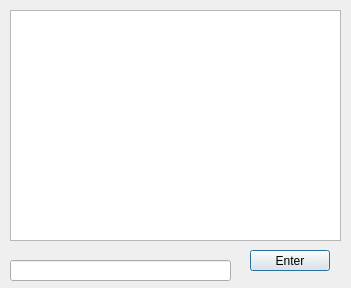
Above: Calc/CalcQtGUI.ui from IRainman/Calc before the change. Below: the same form after it.
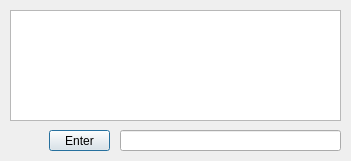
That is the form after the change.

Commit message: * GUI design improvements. * Improvements in CALC_SUPPORT_AUTO_RESTART function.

Diff of the .ui file:
```diff
--- a/Calc/CalcQtGUI.ui
+++ b/Calc/CalcQtGUI.ui
@@ -7,7 +7,7 @@
     <x>0</x>
     <y>0</y>
     <width>351</width>
-    <height>288</height>
+    <height>161</height>
    </rect>
   </property>
   <property name="font">
@@ -22,9 +22,9 @@
    <widget class="QPushButton" name="EnterButton">
     <property name="geometry">
      <rect>
-      <x>250</x>
-      <y>250</y>
-      <width>80</width>
+      <x>49</x>
+      <y>130</y>
+      <width>61</width>
       <height>21</height>
      </rect>
     </property>
@@ -47,7 +47,7 @@
       <x>10</x>
       <y>10</y>
       <width>331</width>
-      <height>231</height>
+      <height>111</height>
      </rect>
     </property>
     <property name="cursor" stdset="0">
@@ -69,8 +69,8 @@
    <widget class="QLineEdit" name="Result">
     <property name="geometry">
      <rect>
-      <x>10</x>
-      <y>260</y>
+      <x>120</x>
+      <y>130</y>
       <width>221</width>
       <height>21</height>
      </rect>
```
Left out of the diff: 5 changed lines with no effect on the pictures. The commit also changes 6 other files.
